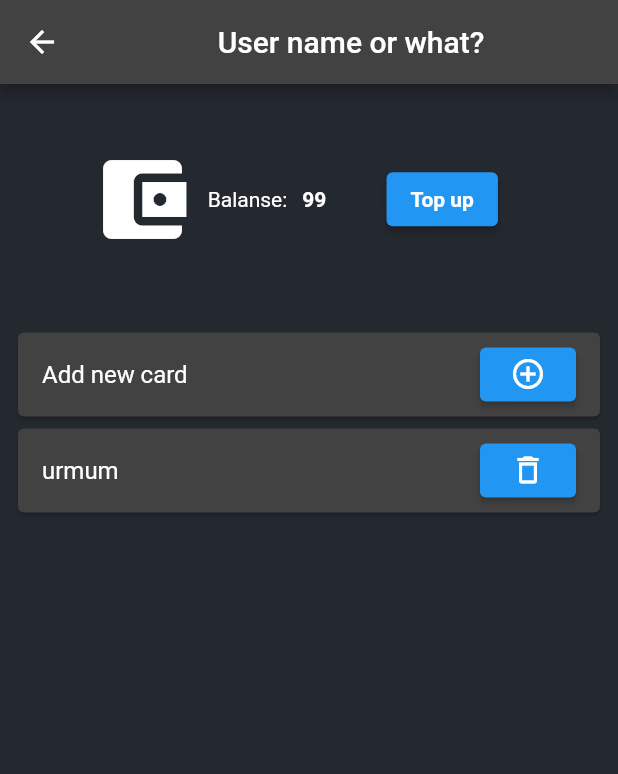
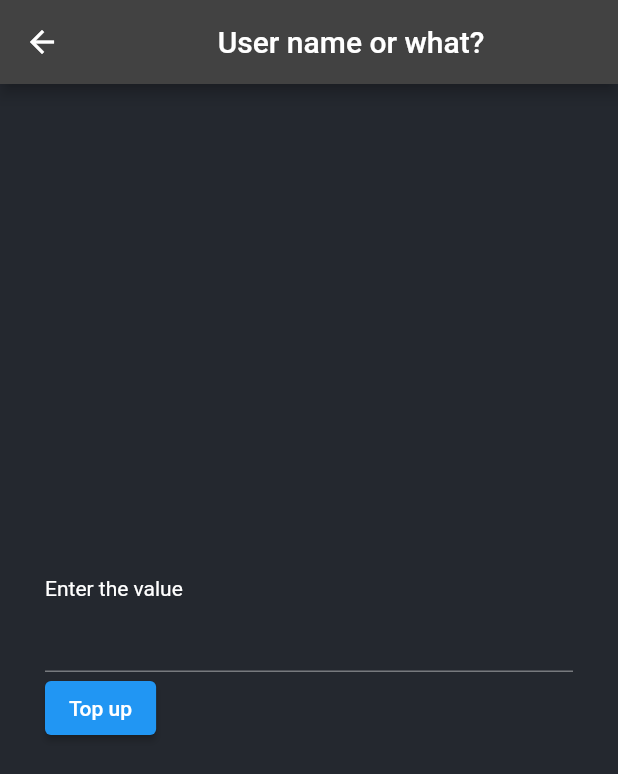
Before and after one commit to 4llower/open-scooter-ui, a Flutter app: the BalancePage screen opened by its route, after a tap on "Top up", on a phone screen of 412 x 824 dp. Shown: the top 774 px of the screen. Run offline on Flutter 3.47's test engine with Material 2 defaults, Android fonts, the light colour scheme and no system bars; our stand-ins replace dartz, equatable, flutter_bloc, get_it; missing offline and left inert: qr_code_scanner.

Commit message:
upd: cards list and top up logic

```diff
--- a/lib/feature/data/datasources/user_remote_data_source.dart
+++ b/lib/feature/data/datasources/user_remote_data_source.dart
@@ -4,7 +4,7 @@ import 'package:http/http.dart' as http;
 import 'package:open_scooter_ui/feature/data/models/user_model.dart';
 
 abstract class UserRemoteDataSource {
-  Future<UserModel> getUser(String phone);
+  Future<UserModel> getUser(String token);
 }
 
 class UserRemoteDataSourceImpl implements UserRemoteDataSource {
@@ -13,13 +13,13 @@ class UserRemoteDataSourceImpl implements UserRemoteDataSource {
   UserRemoteDataSourceImpl({required this.client});
 
   @override
-  Future<UserModel> getUser(String phone) async {
+  Future<UserModel> getUser(String token) async {
     const mock =
-        '{"228": {"phone": "228","token": "token","location": {"lat": 59,"lng": 69},"balance": {"amount": 99,"unit": "USD","cards": [{"id": "88005553535","type": "urmum"}]}},"327": {"phone": "327","token": "urmum","location": {"lat": 19,"lng": 19},"balance": {"amount": 10,"unit": "EUR","cards": [{"id": "297800255","type": "maestro"}]}}}';
+        '{"token": {"phone": "228","token": "token","location": {"lat": 59,"lng": 69},"balance": {"amount": 99,"unit": "USD","cards": [{"id": "88005553535","type": "urmum"}]}},"327": {"phone": "327","token": "urmum","location": {"lat": 19,"lng": 19},"balance": {"amount": 10,"unit": "EUR","cards": [{"id": "297800255","type": "maestro"}]}}}';
 
     var response = await Future.delayed(const Duration(seconds: 1), () => mock);
 
-    final user = json.decode(response)[phone];
+    final user = json.decode(response)[token];
 
     return UserModel.fromJson(user);
   }
--- a/lib/feature/data/models/balance_model.dart
+++ b/lib/feature/data/models/balance_model.dart
@@ -8,7 +8,7 @@ class BalanceModel extends BalanceEntity {
 
   factory BalanceModel.fromJson(Map<String, dynamic> json) {
     return BalanceModel(
-        amount: json['amount'],
+        amount: json['amount'].toDouble(),
         unit: json['unit'],
         cards: (json['cards'] as List)
             .map((e) => CreditCardModel.fromJson(e))
--- a/lib/feature/data/repos/user_repo_impl.dart
+++ b/lib/feature/data/repos/user_repo_impl.dart
@@ -4,11 +4,24 @@ import 'package:open_scooter_ui/core/status/ok.dart';
 import 'package:open_scooter_ui/feature/data/datasources/user_remote_data_source.dart';
 import 'package:open_scooter_ui/feature/domain/entities/credit_card_entity.dart';
 import 'package:open_scooter_ui/feature/domain/entities/balance_entity.dart';
+import 'package:open_scooter_ui/feature/domain/entities/location_entity.dart';
 import 'package:open_scooter_ui/feature/domain/entities/user_entity.dart';
 import 'package:open_scooter_ui/feature/domain/repos/user_repo.dart';
 
 class UserRepoImpl implements UserRepo {
   final UserRemoteDataSource userRemoteDataSource;
+  bool mockUserToggle = true;
+  UserEntity mockUser = UserEntity(
+      phone: "228",
+      location: LocationEntity(lat: 34, lng: 26),
+      balance: BalanceEntity(
+          amount: 99,
+          cards: [
+            CreditCardEntity(type: "visa", id: "88005553535"),
+            CreditCardEntity(type: "master", id: "9900")
+          ],
+          unit: "USD"),
+      token: "token");
 
   UserRepoImpl({required this.userRemoteDataSource});
 
@@ -39,13 +52,30 @@ class UserRepoImpl implements UserRepo {
 
   @override
   Future<Either<Failure, UserEntity>> topUp(
-      CreditCardEntity card, BalanceEntity balance, int value) {
-    // TODO: implement topUp
-    throw UnimplementedError();
+      CreditCardEntity card, BalanceEntity balance, double value) async {
+    // TODO: implement web view for top up
+    mockUser = UserEntity(
+        phone: mockUser.phone,
+        location: mockUser.location,
+        balance: BalanceEntity(
+            amount: mockUser.balance.amount + value,
+            unit: mockUser.balance.unit,
+            cards: mockUser.balance.cards),
+        token: mockUser.token);
+    return Right(mockUser);
   }
 
   @override
-  Future<Either<Failure, UserEntity>> getUser(String phone) async {
-    return Right(await userRemoteDataSource.getUser(phone));
+  Future<Either<Failure, UserEntity>> getUser(String token) async {
+    if (mockUserToggle) {
+      var user = await userRemoteDataSource.getUser(token);
+      mockUser = UserEntity(
+          phone: user.phone,
+          location: user.location,
+          balance: user.balance,
+          token: user.token);
+      mockUserToggle = false;
+    }
+    return Right(mockUser);
   }
 }
--- a/lib/feature/domain/entities/balance_entity.dart
+++ b/lib/feature/domain/entities/balance_entity.dart
@@ -1,7 +1,7 @@
 import 'package:open_scooter_ui/feature/domain/entities/credit_card_entity.dart';
 
 class BalanceEntity {
-  final int amount;
+  final double amount;
   final String unit;
   final List<CreditCardEntity> cards;
 
--- a/lib/feature/domain/repos/user_repo.dart
+++ b/lib/feature/domain/repos/user_repo.dart
@@ -12,6 +12,6 @@ abstract class UserRepo {
       String cardNumber, String expirationDate, String cvc, String cardHolder);
   Future<Either<Failure, UserEntity>> removeCreditCard(CreditCardEntity card);
   Future<Either<Failure, UserEntity>> topUp(
-      CreditCardEntity card, BalanceEntity balance, int value);
-  Future<Either<Failure, UserEntity>> getUser(String phone);
+      CreditCardEntity card, BalanceEntity balance, double value);
+  Future<Either<Failure, UserEntity>> getUser(String token);
 }
--- a/lib/feature/domain/usecases/get_user.dart
+++ b/lib/feature/domain/usecases/get_user.dart
@@ -11,14 +11,14 @@ class GetUser extends UseCase<UserEntity, GetUserParams> {
   GetUser(this._userRepo);
 
   Future<Either<Failure, UserEntity>> call(GetUserParams params) async {
-    return _userRepo.getUser(params.phone);
+    return _userRepo.getUser(params.token);
   }
 }
 
 class GetUserParams extends Equatable {
-  final String phone;
+  final String token;
   @override
   List<Object> get props => [];
 
-  GetUserParams({required this.phone});
+  GetUserParams({required this.token});
 }
--- /dev/null
+++ b/lib/feature/domain/usecases/top_up_balance.dart
@@ -0,0 +1,30 @@
+import 'package:dartz/dartz.dart';
+import 'package:equatable/equatable.dart';
+import 'package:open_scooter_ui/core/error/failure.dart';
+import 'package:open_scooter_ui/core/usecases/usecase.dart';
+import 'package:open_scooter_ui/feature/domain/entities/balance_entity.dart';
+import 'package:open_scooter_ui/feature/domain/entities/credit_card_entity.dart';
+import 'package:open_scooter_ui/feature/domain/entities/user_entity.dart';
+import 'package:open_scooter_ui/feature/domain/repos/user_repo.dart';
+
+class TopUpBalance extends UseCase<UserEntity, TopUpParams> {
+  final UserRepo _userRepo;
+
+  TopUpBalance(this._userRepo);
+
+  Future<Either<Failure, UserEntity>> call(TopUpParams params) async {
+    return _userRepo.topUp(params.card, params.balance, params.amount);
+  }
+}
+
+class TopUpParams extends Equatable {
+  final double amount;
+  final BalanceEntity balance;
+  final CreditCardEntity card;
+
+  @override
+  List<Object> get props => [];
+
+  TopUpParams(
+      {required this.card, required this.balance, required this.amount});
+}
--- a/lib/feature/presentation/bloc/balance_cubit/balance_cubit.dart
+++ b/lib/feature/presentation/bloc/balance_cubit/balance_cubit.dart
@@ -1,21 +1,54 @@
 import 'package:flutter_bloc/flutter_bloc.dart';
-import 'package:open_scooter_ui/core/error/failure.dart';
+import 'package:open_scooter_ui/feature/domain/entities/balance_entity.dart';
+import 'package:open_scooter_ui/feature/domain/entities/credit_card_entity.dart';
+import 'package:open_scooter_ui/feature/domain/entities/user_entity.dart';
 import 'package:open_scooter_ui/feature/domain/usecases/get_user.dart';
+import 'package:open_scooter_ui/feature/domain/usecases/top_up_balance.dart';
 import 'package:open_scooter_ui/feature/presentation/bloc/balance_cubit/balance_state.dart';
 
 class BalanceCubit extends Cubit<BalanceState> {
   final GetUser getUser;
-  BalanceCubit({required this.getUser}) : super(BalanceEmpty());
+  final TopUpBalance topUp;
+  String valueInput = "";
+  double amount = 0;
+  List<CreditCardEntity> cards = [];
+  BalanceCubit({required this.getUser, required this.topUp})
+      : super(BalanceEmpty());
 
-  void loadUser(String phone) async {
+  void loadUser(String token) async {
     if (state is BalanceLoading) return;
 
     emit(BalanceLoading());
 
-    final failureOrUser = await getUser(GetUserParams(phone: phone));
+    final failureOrUser = await getUser(GetUserParams(token: token));
 
     failureOrUser.fold(
         (_) => throw UnimplementedError('[Failure] BalanceCubit getUser'),
+        (resp) =>
+            {cards = resp.balance.cards, emit(BalanceLoaded(user: resp))});
+  }
+
+  void topUpBalance() async {
+    if (state is BalanceLoading) return;
+
+    emit(BalanceLoading());
+
+    final failureOrUser = await topUp(TopUpParams(
+        amount: amount,
+        balance: BalanceEntity(amount: 0, cards: [], unit: "222"),
+        card: cards[0]));
+    failureOrUser.fold(
+        (_) => throw UnimplementedError('[Failure] BalanceCubit topUpBalance'),
         (resp) => emit(BalanceLoaded(user: resp)));
   }
+
+  void topUpForm() async {
+    emit(BalanceTopUp());
+  }
+
+  void inputChanged(String input) async {
+    valueInput = input;
+    double hello = double.parse(input);
+    amount = hello;
+  }
 }
--- a/lib/feature/presentation/bloc/balance_cubit/balance_state.dart
+++ b/lib/feature/presentation/bloc/balance_cubit/balance_state.dart
@@ -26,3 +26,8 @@ class BalanceLoaded extends BalanceState {
   @override
   List<Object> get props => [];
 }
+
+class BalanceTopUp extends BalanceState {
+  @override
+  List<Object> get props => [];
+}
--- a/lib/feature/presentation/pages/map_page.dart
+++ b/lib/feature/presentation/pages/map_page.dart
@@ -1,6 +1,5 @@
 import 'package:flutter/cupertino.dart';
 import 'package:flutter/material.dart';
-import 'package:open_scooter_ui/feature/presentation/pages/scan_page.dart';
 import 'package:open_scooter_ui/feature/presentation/widgets/map_widget.dart';
 
 class MapPage extends StatelessWidget {
@@ -22,7 +21,7 @@ class MapPage extends StatelessWidget {
                     heroTag: "balance",
                     child: const Icon(Icons.account_balance_wallet_outlined),
                     onPressed: () async =>
-                        {Navigator.pushNamed(context, '/balance')})),
+                        {Navigator.pushReplacementNamed(context, '/balance')})),
             Positioned(
                 bottom: 10,
                 right: 20,
@@ -35,7 +34,7 @@ class MapPage extends StatelessWidget {
   }
 
   void _navigateAndScanQR(BuildContext context) async {
-    final result = await Navigator.pushNamed(context, '/scan');
+    final result = await Navigator.pushReplacementNamed(context, '/scan');
     if (result == null) {
       return;
     }
--- a/lib/feature/presentation/widgets/balance_widget.dart
+++ b/lib/feature/presentation/widgets/balance_widget.dart
@@ -1,4 +1,3 @@
-import 'package:dartz/dartz_unsafe.dart';
 import 'package:flutter/cupertino.dart';
 import 'package:flutter/material.dart';
 import 'package:flutter_bloc/flutter_bloc.dart';
@@ -16,7 +15,6 @@ class BalanceWidget extends StatelessWidget {
         if (state is BalanceEmpty) {
           return Text("No data");
         }
-
         if (state is BalanceLoaded) {
           var balance = state.user.balance.amount;
           var cards =
@@ -27,7 +25,7 @@ class BalanceWidget extends StatelessWidget {
                 flex: 1,
                 child: Center(
                     child: Padding(
-                  padding: EdgeInsets.only(left: 60, right: 60),
+                  padding: EdgeInsets.only(left: 40, right: 40),
                   child: Row(
                     crossAxisAlignment: CrossAxisAlignment.center,
                     children: [
@@ -46,7 +44,7 @@ class BalanceWidget extends StatelessWidget {
                             children: [
                               Row(
                                 children: [
-                                  Text("Balanse:"),
+                                  Text("Balance:"),
                                   SizedBox(
                                     width: 10,
                                   ),
@@ -54,11 +52,18 @@ class BalanceWidget extends StatelessWidget {
                                     "$balance",
                                     style:
                                         TextStyle(fontWeight: FontWeight.bold),
-                                  )
+                                  ),
+                                  SizedBox(
+                                    width: 10,
+                                  ),
+                                  Text(state.user.balance.unit,
+                                      style: TextStyle(
+                                          fontWeight: FontWeight.bold,
+                                          fontSize: 16))
                                 ],
                               ),
                               ElevatedButton(
-                                  onPressed: () => {},
+                                  onPressed: () => _topUpForm(context),
                                   child: Text(
                                     "Top up",
                                     style:
@@ -72,19 +77,6 @@ class BalanceWidget extends StatelessWidget {
               ),
               Expanded(
                   flex: 4,
-                  // child: ListView.builder(
-                  //   padding: const EdgeInsets.all(8),
-                  //   itemCount: state.user.balance.cards.length,
-                  //   itemBuilder: (BuildContext context, int index) {
-                  //     return Container(
-                  //       height: 50,
-                  //       margin: EdgeInsets.all(3),
-                  //       child: ListTile(
-
-                  //       )
-                  //     )
-                  //   }
-                  // ),
                   child: ListView(
                     padding: const EdgeInsets.all(8),
                     children: [
@@ -102,6 +94,31 @@ class BalanceWidget extends StatelessWidget {
             ],
           );
         }
+        if (state is BalanceLoading) {
+          return CircularProgressIndicator();
+        }
+        if (state is BalanceTopUp) {
+          return Container(
+              padding: EdgeInsets.all(30.0),
+              child: Column(
+                  mainAxisAlignment: MainAxisAlignment.center,
+                  children: [
+                    Row(
+                      children: [Text("Enter the value")],
+                    ),
+                    TextField(
+                        onChanged: (value) =>
+                            _handleInputChange(context, value)),
+                    Row(
+                      children: [
+                        ElevatedButton(
+                            onPressed: () => _topUpBalance(context),
+                            child: Text("Top up"))
+                      ],
+                    )
+                  ]));
+        }
+
         return Text("Balance error");
       },
     ));
@@ -117,4 +134,16 @@ class BalanceWidget extends StatelessWidget {
       ),
     ));
   }
+
+  void _handleInputChange(BuildContext context, String value) {
+    BlocProvider.of<BalanceCubit>(context)..inputChanged(value);
+  }
+
+  void _topUpForm(BuildContext context) {
+    BlocProvider.of<BalanceCubit>(context)..topUpForm();
+  }
+
+  void _topUpBalance(BuildContext context) {
+    BlocProvider.of<BalanceCubit>(context)..topUpBalance();
+  }
 }
--- a/lib/locator_service.dart
+++ b/lib/locator_service.dart
@@ -8,6 +8,7 @@ import 'package:open_scooter_ui/feature/data/repos/user_repo_impl.dart';
 import 'package:open_scooter_ui/feature/domain/repos/scooter_repo.dart';
 import 'package:open_scooter_ui/feature/domain/usecases/enter_auth_code.dart';
 import 'package:open_scooter_ui/feature/domain/usecases/send_sms.dart';
+import 'package:open_scooter_ui/feature/domain/usecases/top_up_balance.dart';
 import 'package:open_scooter_ui/feature/presentation/bloc/balance_cubit/balance_cubit.dart';
 import 'package:open_scooter_ui/feature/presentation/bloc/user_cubit/user_cubit.dart';
 import 'package:open_scooter_ui/feature/presentation/bloc/scanner_cubit/scanner_cubit.dart';
@@ -26,13 +27,16 @@ Future<void> init() async {
   );
   sl.registerFactory<UserCubit>(
       () => UserCubit(sendSMS: sl(), enterAuthCode: sl()));
+  //TODO:replace singleton with factory for scanner
   sl.registerSingleton<ScannerCubit>(ScannerCubit());
-  sl.registerFactory<BalanceCubit>(() => BalanceCubit(getUser: sl()));
+  sl.registerFactory<BalanceCubit>(
+      () => BalanceCubit(getUser: sl(), topUp: sl()));
   // UseCases
   sl.registerLazySingleton(() => GetAllScooters(sl()));
   sl.registerLazySingleton(() => EnterAuthCode(sl()));
   sl.registerLazySingleton(() => SendSMS(sl()));
   sl.registerLazySingleton(() => GetUser(sl()));
+  sl.registerLazySingleton(() => TopUpBalance(sl()));
 
   // Repository
   sl.registerLazySingleton<ScooterRepo>(
--- a/lib/main.dart
+++ b/lib/main.dart
@@ -32,7 +32,7 @@ class App extends StatelessWidget {
           create: (context) => sl<ScannerCubit>(),
         ),
         BlocProvider<BalanceCubit>(
-          create: (context) => sl<BalanceCubit>()..loadUser("228"),
+          create: (context) => sl<BalanceCubit>()..loadUser("token"),
         )
       ],
       child: MaterialApp(
```
